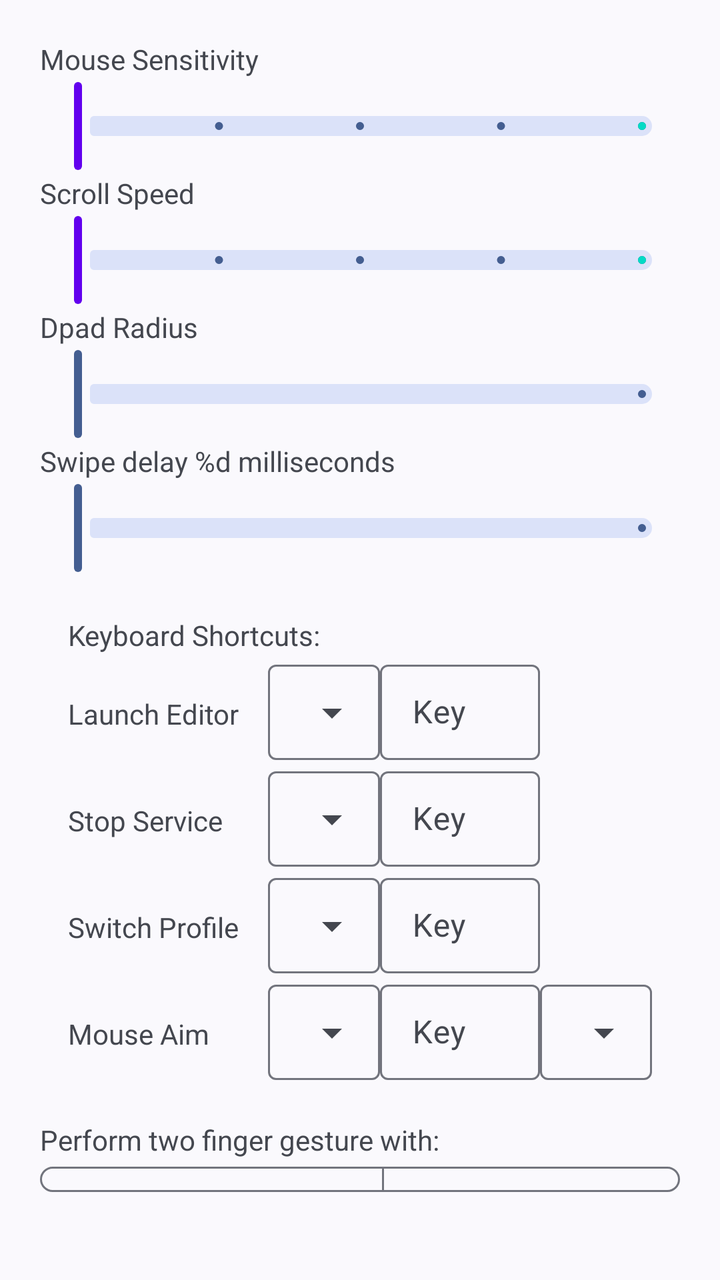
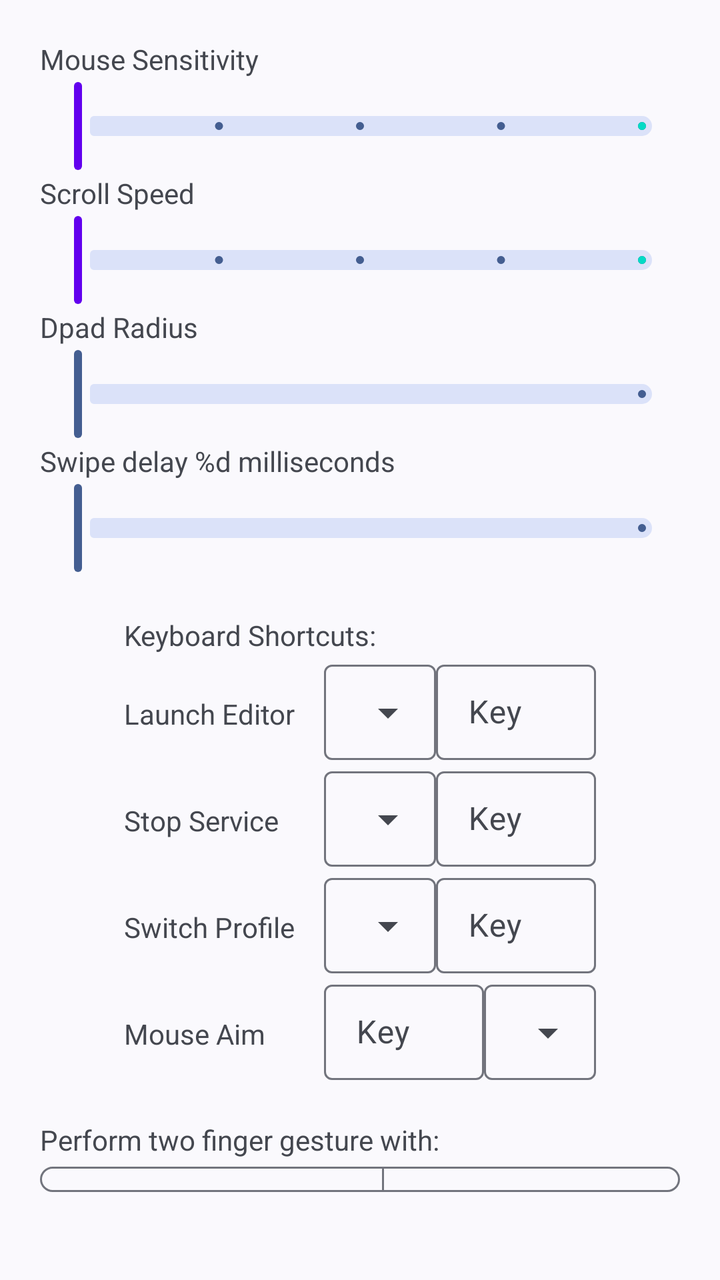

Screens rendered from an Android XML layout before and after an edit, with the pre-edit source and the edit as a unified diff.
<!-- AndroidManifest.xml: application theme Theme.XtMapper -->
<!-- res/layout/fragment_settings_dialog.xml -->
<?xml version="1.0" encoding="utf-8"?>
<LinearLayout xmlns:android="http://schemas.android.com/apk/res/android"
    xmlns:app="http://schemas.android.com/apk/res-auto"
    android:layout_width="match_parent"
    android:layout_height="match_parent"
    android:orientation="vertical"
    android:padding="20dp">

    <LinearLayout
        android:id="@+id/sliders"
        android:layout_width="match_parent"
        android:layout_height="wrap_content"
        android:layout_marginBottom="20dp"
        android:orientation="vertical">

        <TextView
            android:layout_width="wrap_content"
            android:layout_height="wrap_content"
            android:text="@string/mouse_sensitivity" />

        <com.google.android.material.slider.Slider
            android:id="@+id/slider_mouse"
            android:layout_width="wrap_content"
            android:layout_height="wrap_content"
            android:stepSize="1"
            android:valueFrom="1"
            android:valueTo="5"
            app:haloColor="@color/purple_700"
            app:thumbColor="@color/purple_500"
            app:trackColorActive="@color/teal_200"
            app:trackHeight="10dp"/>

        <TextView
            android:layout_width="wrap_content"
            android:layout_height="wrap_content"
            android:text="@string/scroll_speed" />

        <com.google.android.material.slider.Slider
            android:id="@+id/slider_scroll_speed"
            android:layout_width="wrap_content"
            android:layout_height="wrap_content"
            android:stepSize="1"
            android:valueFrom="1"
            android:valueTo="5"
            app:haloColor="@color/purple_700"
            app:thumbColor="@color/purple_500"
            app:trackColorActive="@color/teal_200"
            app:trackHeight="10dp"/>

        <TextView
            android:layout_width="wrap_content"
            android:layout_height="wrap_content"
            android:text="@string/dpad_radius" />

        <com.google.android.material.slider.Slider
            android:id="@+id/slider_dpad"
            android:layout_width="wrap_content"
            android:layout_height="wrap_content"
            android:valueFrom="0.5"
            android:valueTo="2.0"
            app:trackHeight="10dp" />

        <TextView
            android:layout_width="wrap_content"
            android:layout_height="wrap_content"
            android:id="@+id/swipe_delay_text"
            android:text="@string/swipe_delay_ms" />

        <com.google.android.material.slider.Slider
            android:id="@+id/slider_swipe_delay"
            android:layout_width="wrap_content"
            android:layout_height="wrap_content"
            android:valueFrom="0"
            android:valueTo="500"
            app:trackHeight="10dp" />

    </LinearLayout>

    <LinearLayout
        android:id="@+id/shortcuts"
        android:layout_width="wrap_content"
        android:layout_height="wrap_content"
        android:layout_gravity="center"
        android:layout_marginBottom="20dp"
        android:orientation="vertical">

        <TextView
            android:layout_width="match_parent"
            android:layout_height="wrap_content"
            android:text="@string/keyboard_shortcuts" />

        <LinearLayout
            android:layout_width="match_parent"
            android:layout_height="wrap_content"
            android:orientation="horizontal">

            <TextView
                android:layout_width="90dp"
                android:layout_height="wrap_content"
                android:layout_marginRight="10dp"
                android:labelFor="@id/launch_editor_modifier"
                android:text="@string/launch_editor" />

            <com.google.android.material.textfield.TextInputLayout
                style="@style/Widget.Material3.TextInputLayout.OutlinedBox.Dense.ExposedDropdownMenu"
                android:layout_width="wrap_content"
                android:layout_height="wrap_content">

                <AutoCompleteTextView
                    android:id="@+id/launch_editor_modifier"
                    android:layout_width="match_parent"
                    android:layout_height="wrap_content"
                    android:inputType="none" />

            </com.google.android.material.textfield.TextInputLayout>

            <com.google.android.material.textfield.TextInputLayout
                style="@style/Widget.Material3.TextInputLayout.OutlinedBox.Dense"
                android:layout_width="80dp"
                android:layout_height="wrap_content"
                android:hint="@string/key">

                <com.google.android.material.textfield.TextInputEditText
                    android:id="@+id/launch_editor"
                    android:layout_width="match_parent"
                    android:layout_height="wrap_content"
                    android:inputType="none" />

            </com.google.android.material.textfield.TextInputLayout>

        </LinearLayout>

        <LinearLayout
            android:layout_width="match_parent"
            android:layout_height="wrap_content"
            android:orientation="horizontal">

            <TextView
                android:layout_width="90dp"
                android:layout_height="wrap_content"
                android:layout_marginRight="10dp"
                android:labelFor="@id/stop_service_modifier"
                android:text="@string/stop_service" />


            <com.google.android.material.textfield.TextInputLayout
                style="@style/Widget.Material3.TextInputLayout.OutlinedBox.Dense.ExposedDropdownMenu"
                android:layout_width="wrap_content"
                android:layout_height="wrap_content">

                <AutoCompleteTextView
                    android:id="@+id/stop_service_modifier"
                    android:layout_width="match_parent"
                    android:layout_height="wrap_content"
                    android:inputType="none" />

            </com.google.android.material.textfield.TextInputLayout>

            <com.google.android.material.textfield.TextInputLayout
                style="@style/Widget.Material3.TextInputLayout.OutlinedBox.Dense"
                android:layout_width="80dp"
                android:layout_height="wrap_content"
                android:hint="@string/key">

                <com.google.android.material.textfield.TextInputEditText
                    android:id="@+id/stop_service"
                    android:layout_width="match_parent"
                    android:layout_height="wrap_content"
                    android:inputType="none" />
            </com.google.android.material.textfield.TextInputLayout>
        </LinearLayout>

        <LinearLayout
            android:layout_width="match_parent"
            android:layout_height="wrap_content"
            android:orientation="horizontal">

            <TextView
                android:layout_width="90dp"
                android:layout_height="wrap_content"
                android:layout_marginRight="10dp"
                android:text="@string/switch_profile" />


            <com.google.android.material.textfield.TextInputLayout
                style="@style/Widget.Material3.TextInputLayout.OutlinedBox.Dense.ExposedDropdownMenu"
                android:layout_width="wrap_content"
                android:layout_height="wrap_content">

                <AutoCompleteTextView
                    android:id="@+id/switch_profile_modifier"
                    android:layout_width="match_parent"
                    android:layout_height="wrap_content"
                    android:inputType="none" />

            </com.google.android.material.textfield.TextInputLayout>

            <com.google.android.material.textfield.TextInputLayout
                style="@style/Widget.Material3.TextInputLayout.OutlinedBox.Dense"
                android:layout_width="80dp"
                android:layout_height="wrap_content"
                android:hint="@string/key">

                <com.google.android.material.textfield.TextInputEditText
                    android:id="@+id/switch_profile"
                    android:layout_width="match_parent"
                    android:layout_height="wrap_content"
                    android:inputType="none" />
            </com.google.android.material.textfield.TextInputLayout>
        </LinearLayout>

        <LinearLayout
            android:layout_width="match_parent"
            android:layout_height="wrap_content"
            android:orientation="horizontal">

            <TextView
                android:layout_width="90dp"
                android:layout_height="wrap_content"
                android:layout_marginRight="10dp"
                android:text="@string/mouse_aim" />

            <com.google.android.material.textfield.TextInputLayout
                style="@style/Widget.Material3.TextInputLayout.OutlinedBox.Dense.ExposedDropdownMenu"
                android:layout_width="wrap_content"
                android:layout_height="wrap_content">

                <AutoCompleteTextView
                    android:id="@+id/mouse_aim_modifier"
                    android:layout_width="match_parent"
                    android:layout_height="wrap_content"
                    android:inputType="none" />

            </com.google.android.material.textfield.TextInputLayout>

            <com.google.android.material.textfield.TextInputLayout
                style="@style/Widget.Material3.TextInputLayout.OutlinedBox.Dense"
                android:layout_width="80dp"
                android:layout_height="wrap_content"
                android:hint="@string/key">

                <com.google.android.material.textfield.TextInputEditText
                    android:id="@+id/mouse_aim_key"
                    android:layout_width="match_parent"
                    android:layout_height="wrap_content"
                    android:inputType="none" />
            </com.google.android.material.textfield.TextInputLayout>

            <com.google.android.material.textfield.TextInputLayout
                style="@style/Widget.Material3.TextInputLayout.OutlinedBox.Dense.ExposedDropdownMenu"
                android:layout_width="wrap_content"
                android:layout_height="wrap_content">

                <AutoCompleteTextView
                    android:id="@+id/mouse_aim_action"
                    android:layout_width="match_parent"
                    android:layout_height="wrap_content"
                    android:inputType="none" />

            </com.google.android.material.textfield.TextInputLayout>

        </LinearLayout>

    </LinearLayout>

    <LinearLayout
        android:id="@+id/misc"
        android:layout_width="match_parent"
        android:layout_height="wrap_content"
        android:layout_marginBottom="20dp"
        android:orientation="vertical">

        <TextView
            android:layout_width="match_parent"
            android:layout_height="wrap_content"
            android:text="@string/pinch_to_zoom_gesture_info" />

        <com.google.android.material.button.MaterialButtonToggleGroup
            android:layout_width="wrap_content"
            android:layout_height="wrap_content">

            <com.google.android.material.button.MaterialButton
                android:id="@+id/mouse_wheel_toggle"
                style="?attr/materialButtonOutlinedStyle"
                android:layout_width="wrap_content"
                android:layout_height="wrap_content"
                android:text="@string/mouse_wheel" />

            <com.google.android.material.button.MaterialButton
                android:id="@+id/mouse_drag_toggle"
                style="?attr/materialButtonOutlinedStyle"
                android:layout_width="wrap_content"
                android:layout_height="wrap_content"
                android:text="@string/drag_mouse" />
        </com.google.android.material.button.MaterialButtonToggleGroup>

        <LinearLayout
            android:layout_width="wrap_content"
            android:layout_height="wrap_content"
            android:gravity="center"
            android:orientation="horizontal">
            <TextView
                android:layout_width="match_parent"
                android:layout_height="wrap_content"
                android:layout_marginRight="10dp"
                android:text="@string/trigger_mouse_aim_with" />

            <com.google.android.material.button.MaterialButtonToggleGroup
                android:layout_width="wrap_content"
                android:layout_height="wrap_content">

                <com.google.android.material.button.MaterialButton
                    android:id="@+id/mouse_aim_key_grave"
                    style="?attr/materialButtonOutlinedStyle"
                    android:layout_width="wrap_content"
                    android:layout_height="wrap_content"
                    android:text="@string/key_grave" />

                <com.google.android.material.button.MaterialButton
                    android:id="@+id/mouse_aim_right_click"
                    style="?attr/materialButtonOutlinedStyle"
                    android:layout_width="wrap_content"
                    android:layout_height="wrap_content"
                    android:text="@string/right_click" />

            </com.google.android.material.button.MaterialButtonToggleGroup>
        </LinearLayout>

        <TextView
            android:layout_width="wrap_content"
            android:layout_height="wrap_content"
            android:labelFor="@id/input_device"
            android:text="@string/mouse_input_device" />

        <EditText
            android:id="@+id/input_device"
            android:layout_width="match_parent"
            android:layout_height="wrap_content"
            android:importantForAutofill="no"
            android:inputType="textNoSuggestions" />
    </LinearLayout>

    <com.google.android.material.bottomnavigation.BottomNavigationView
        android:id="@+id/bottom_navigation"
        android:layout_width="match_parent"
        android:layout_height="wrap_content"
        app:menu="@menu/bottom_navigation_menu" />

</LinearLayout>
<!-- resources referenced by this layout -->
<resources>
  <color name="purple_500">#FF6200EE</color>
  <color name="purple_700">#FF3700B3</color>
  <color name="teal_200">#FF03DAC5</color>
  <string name="dpad_radius">Dpad Radius</string>
  <string name="drag_mouse">Ctrl + Drag Mouse</string>
  <string name="key">Key</string>
  <string name="key_grave">~ Key</string>
  <string name="keyboard_shortcuts">Keyboard Shortcuts:</string>
  <string name="launch_editor">Launch Editor</string>
  <string name="mouse_aim">Mouse Aim</string>
  <string name="mouse_input_device">Mouse Input Device</string>
  <string name="mouse_sensitivity">Mouse Sensitivity</string>
  <string name="mouse_wheel">Ctrl + Mouse Wheel</string>
  <string name="pinch_to_zoom_gesture_info">Perform two finger gesture with:</string>
  <string name="right_click">Right click</string>
  <string name="scroll_speed">Scroll Speed</string>
  <string name="stop_service">Stop Service</string>
  <string name="swipe_delay_ms">Swipe delay %d milliseconds</string>
  <string name="switch_profile">Switch Profile</string>
  <string name="trigger_mouse_aim_with">Trigger mouse aim with:</string>
  <style name="Theme.XtMapper" parent="Theme.Material3.DynamicColors.DayNight"> </style>
</resources>

<!-- the commit's change to res/layout/fragment_settings_dialog.xml (unified diff, before → after) -->
@@ -221,19 +221,6 @@
                 android:text="@string/mouse_aim" />
 
             <com.google.android.material.textfield.TextInputLayout
-                style="@style/Widget.Material3.TextInputLayout.OutlinedBox.Dense.ExposedDropdownMenu"
-                android:layout_width="wrap_content"
-                android:layout_height="wrap_content">
-
-                <AutoCompleteTextView
-                    android:id="@+id/mouse_aim_modifier"
-                    android:layout_width="match_parent"
-                    android:layout_height="wrap_content"
-                    android:inputType="none" />
-
-            </com.google.android.material.textfield.TextInputLayout>
-
-            <com.google.android.material.textfield.TextInputLayout
                 style="@style/Widget.Material3.TextInputLayout.OutlinedBox.Dense"
                 android:layout_width="80dp"
                 android:layout_height="wrap_content"
